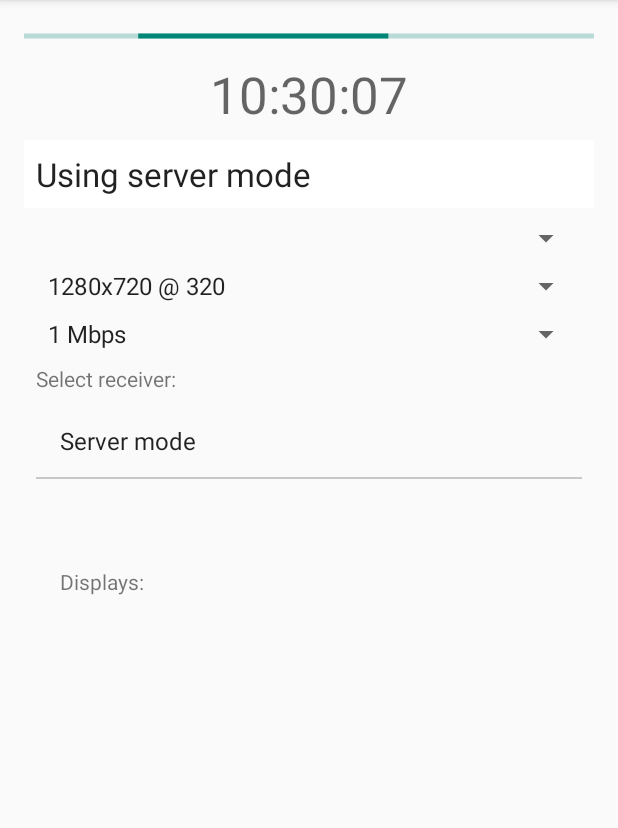
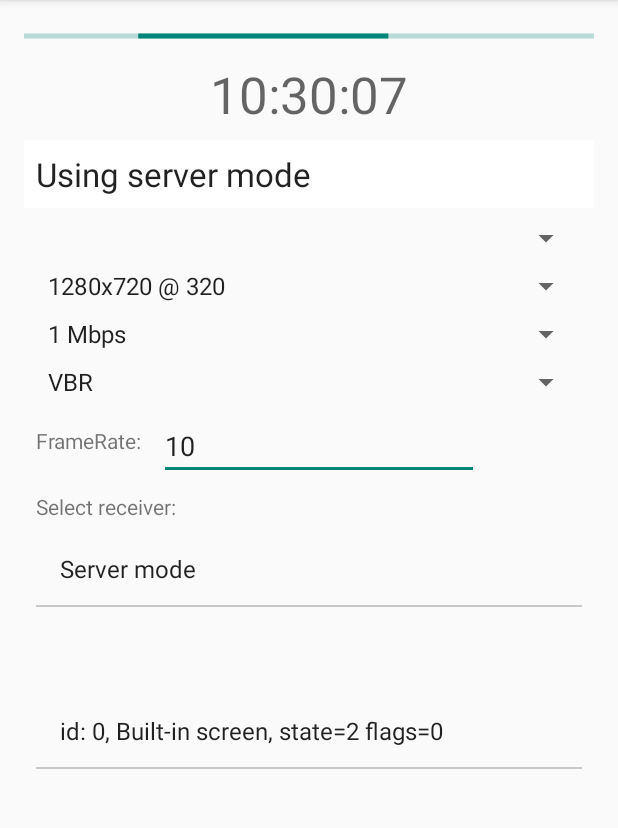
Before and after one commit to boomfly/CastScreen_sender_android, an Android app: the screen it shows after launch (MainActivity), on a phone screen of 412 x 824 dp, the part 84-912 px from its top. Run offline under Robolectric (Android 15) with nearby library versions, the phone set to English and light mode, and no system bars.

Commit message:
implemented and fixed new options: framerate, bitrate_mode

```diff
--- a/app/src/main/java/android/renesas/castscreendemo/MainActivity.java
+++ b/app/src/main/java/android/renesas/castscreendemo/MainActivity.java
@@ -22,6 +22,7 @@ import android.content.Context;
 import android.content.Intent;
 import android.content.ServiceConnection;
 import android.hardware.display.DisplayManager;
+import android.media.MediaCodecInfo;
 import android.media.projection.MediaProjectionManager;
 import android.os.AsyncTask;
 import android.os.Bundle;
@@ -37,6 +38,7 @@ import android.view.MenuItem;
 import android.view.View;
 import android.widget.AdapterView;
 import android.widget.ArrayAdapter;
+import android.widget.EditText;
 import android.widget.ListView;
 import android.widget.Spinner;
 import android.widget.TextView;
@@ -54,6 +56,7 @@ import java.util.ArrayList;
 import java.util.Arrays;
 import java.util.HashMap;
 
+import static android.renesas.castscreendemo.Config.DEFAULT_VIDEO_FRAMERATE;
 import static android.renesas.castscreendemo.Config.EXTRA_RECEIVER_IP;
 import static android.renesas.castscreendemo.Config.VIRTUAL_DISPLAY_TYPE_PRESENTATION;
 import static android.renesas.castscreendemo.Config.VIRTUAL_DISPLAY_TYPE_SCREENCAST;
@@ -68,7 +71,8 @@ public class MainActivity extends Activity implements DisplayManager.DisplayList
     private static final String PREF_KEY_RECEIVER = "receiver";
     private static final String PREF_KEY_RESOLUTION = "resolution";
     private static final String PREF_KEY_BITRATE = "bitrate";
-    private static final String PREF_KEY_DISPLAY_MODE = "display_mode";
+    private static final String PREF_KEY_BITRATE_MODE = "bitrate_mode";
+    private static final String PREF_KEY_FRAME_RATE = "frame_rate";
 
 
     private static final int[][] RESOLUTION_OPTIONS = {
@@ -82,6 +86,11 @@ public class MainActivity extends Activity implements DisplayManager.DisplayList
             4096000, // 4 Mbps
             2048000, // 2 Mbps
             1024000 // 1 Mbps
+    };
+
+    private static final int[] BITRATE_MODE_OPTIONS = {
+            MediaCodecInfo.EncoderCapabilities.BITRATE_MODE_VBR,
+            MediaCodecInfo.EncoderCapabilities.BITRATE_MODE_CBR
     };
 
     private static final int[] DISPLAY_MODE_OPTIONS = {
@@ -109,7 +118,9 @@ public class MainActivity extends Activity implements DisplayManager.DisplayList
     private int mSelectedHeight = RESOLUTION_OPTIONS[0][1];
     private int mSelectedDpi = RESOLUTION_OPTIONS[0][2];
     private int mSelectedBitrate = BITRATE_OPTIONS[0];
-    private int mSelectedDisplayMode = DISPLAY_MODE_OPTIONS[0];
+    private int mSelectedBitrateMode = BITRATE_MODE_OPTIONS[0];
+    private int mSelectedFrameRate = DEFAULT_VIDEO_FRAMERATE;
+
     private String mSelectedEncoderName;
     private String mReceiverIp = "";
     private DiscoveryTask mDiscoveryTask;
@@ -122,6 +133,7 @@ public class MainActivity extends Activity implements DisplayManager.DisplayList
     private ListView mDisplayListView;
     private ArrayAdapter<String> mDisplayAdapter;
     private TextView textStopwatch;
+    private EditText mFrameRateEditText;
 
     @Override
     public void onDisplayAdded(int i) {
@@ -230,21 +242,9 @@ public class MainActivity extends Activity implements DisplayManager.DisplayList
 
 
         mReceiverTextView = (TextView) findViewById(R.id.receiver_textview);
-        /*final Button selectButton = (Button) findViewById(R.id.select_button);
-        selectButton.setOnClickListener(new View.OnClickListener() {
-            @Override
-            public void onClick(View view) {
-                if (packageNameEditText.getText().length() > 0) {
-                    mReceiverIp = packageNameEditText.getText().toString();
-                    Log.d(TAG, "Using ip: " + mReceiverIp);
-                    updateReceiverStatus();
-                    mContext.getSharedPreferences(PREF_COMMON, 0).edit().putString(PREF_KEY_PACKAGE_NAME, mReceiverIp).apply();
-                    mContext.getSharedPreferences(PREF_COMMON, 0).edit().putString(PREF_KEY_RECEIVER, mReceiverIp).apply();
-                }
-            }
-        });*/
-
         setupEncoderSpinner();
+        setupBitrateModeSpinner();
+        setupDefaultFramerate();
 
         Spinner resolutionSpinner = (Spinner) findViewById(R.id.resolution_spinner);
         ArrayAdapter<CharSequence> resolutionAdapter = ArrayAdapter.createFromResource(this,
@@ -262,9 +262,9 @@ public class MainActivity extends Activity implements DisplayManager.DisplayList
 
             @Override
             public void onNothingSelected(AdapterView<?> adapterView) {
-                mSelectedWidth = RESOLUTION_OPTIONS[0][0];
-                mSelectedHeight = RESOLUTION_OPTIONS[0][1];
-                mSelectedDpi = RESOLUTION_OPTIONS[0][2];
+                mSelectedWidth = RESOLUTION_OPTIONS[1][0];
+                mSelectedHeight = RESOLUTION_OPTIONS[1][1];
+                mSelectedDpi = RESOLUTION_OPTIONS[1][2];
                 mContext.getSharedPreferences(PREF_COMMON, 0).edit().putInt(PREF_KEY_RESOLUTION, 1).apply();
             }
         });
@@ -289,7 +289,6 @@ public class MainActivity extends Activity implements DisplayManager.DisplayList
             }
         });
         bitrateSpinner.setSelection(mContext.getSharedPreferences(PREF_COMMON, 0).getInt(PREF_KEY_BITRATE, 3));
-        setupDisplayModeSpinner();
         textStopwatch=(TextView) findViewById(R.id.text_stopwatch);
 
         if(getIntent()!=null && getIntent().getStringExtra(EXTRA_RECEIVER_IP)!=null){
@@ -303,6 +302,33 @@ public class MainActivity extends Activity implements DisplayManager.DisplayList
 
     }
 
+    private void setupBitrateModeSpinner(){
+        Spinner bitrateModeSpinner = (Spinner) findViewById(R.id.bitrate_mode_spinner);
+        ArrayAdapter<CharSequence> bitrateAdapter = ArrayAdapter.createFromResource(this,
+                R.array.bitrate_mode_options, android.R.layout.simple_spinner_item);
+        bitrateAdapter.setDropDownViewResource(android.R.layout.simple_spinner_dropdown_item);
+        bitrateModeSpinner.setAdapter(bitrateAdapter);
+        bitrateModeSpinner.setOnItemSelectedListener(new AdapterView.OnItemSelectedListener() {
+            @Override
+            public void onItemSelected(AdapterView<?> adapterView, View view, int i, long l) {
+                mSelectedBitrateMode = BITRATE_MODE_OPTIONS[i];
+                mContext.getSharedPreferences(PREF_COMMON, 0).edit().putInt(PREF_KEY_BITRATE_MODE, i).apply();
+            }
+
+            @Override
+            public void onNothingSelected(AdapterView<?> adapterView) {
+                mSelectedBitrateMode = BITRATE_MODE_OPTIONS[0];
+                mContext.getSharedPreferences(PREF_COMMON, 0).edit().putInt(PREF_KEY_BITRATE_MODE, 0).apply();
+            }
+        });
+        bitrateModeSpinner.setSelection(mContext.getSharedPreferences(PREF_COMMON, 0).getInt(PREF_KEY_BITRATE_MODE, 0));
+    }
+    private void setupDefaultFramerate(){
+        mFrameRateEditText=findViewById(R.id.frame_rate_edit_text);
+        int defVal = mContext.getSharedPreferences(PREF_COMMON, 0).getInt(PREF_KEY_FRAME_RATE, DEFAULT_VIDEO_FRAMERATE);
+        mFrameRateEditText.setText(String.valueOf(defVal));
+    }
+
     @Override
     protected void onNewIntent(Intent intent) {
         super.onNewIntent(intent);
@@ -314,31 +340,8 @@ public class MainActivity extends Activity implements DisplayManager.DisplayList
         }
     }
 
-    private void setupDisplayModeSpinner(){
-        Spinner displayMode = (Spinner) findViewById(R.id.display_mode_spinner);
-        ArrayAdapter<CharSequence> bitrateAdapter = ArrayAdapter.createFromResource(this,
-                R.array.display_mode_options, android.R.layout.simple_spinner_item);
-        bitrateAdapter.setDropDownViewResource(android.R.layout.simple_spinner_dropdown_item);
-        displayMode.setAdapter(bitrateAdapter);
-        displayMode.setOnItemSelectedListener(new AdapterView.OnItemSelectedListener() {
-            @Override
-            public void onItemSelected(AdapterView<?> adapterView, View view, int i, long l) {
-                mSelectedDisplayMode = DISPLAY_MODE_OPTIONS[i];
-                mContext.getSharedPreferences(PREF_COMMON, 0).edit().putInt(PREF_KEY_DISPLAY_MODE, i).apply();
-            }
-
-            @Override
-            public void onNothingSelected(AdapterView<?> adapterView) {
-                mSelectedDisplayMode = DISPLAY_MODE_OPTIONS[0];
-                mContext.getSharedPreferences(PREF_COMMON, 0).edit().putInt(PREF_KEY_BITRATE, 0).apply();
-            }
-        });
-        //displayMode.setSelection(mContext.getSharedPreferences(PREF_COMMON, 0).getInt(PREF_KEY_DISPLAY_MODE, 0));
-        displayMode.setSelection(1);
-    }
     private void setupEncoderSpinner(){
         Spinner encoderSpinner = (Spinner) findViewById(R.id.encoder_spinner);
-
         mMatchingEncoders=Utils.getCodecs(mSelectedFormat);
         if(mMatchingEncoders==null || mMatchingEncoders.size()==0){
             Log.e(TAG, "No matching encoders found");
@@ -484,20 +487,6 @@ public class MainActivity extends Activity implements DisplayManager.DisplayList
             }
 
     }
-    public void getVirtualDisplayIntent(VDCallback callback){
-        this.callback=callback;
-        Log.d(TAG, "getVirtualDisplayIntent");
-        if (mResultCode != 0 && mResultData != null) {
-            Log.w(TAG, "intentMPReady"+callback);
-
-            callback.intentMPReady(mResultData, mResultCode);
-        } else {
-            Log.d(TAG, "Requesting confirmation");
-            startActivityForResult(
-                    mMediaProjectionManager.createScreenCaptureIntent(),
-                    REQUEST_VD_INTENT);
-        }
-    }
 
     private void stopScreenCapture() {
         if (mServiceMessenger == null) {
@@ -521,7 +510,10 @@ public class MainActivity extends Activity implements DisplayManager.DisplayList
             intent.putExtra(Config.EXTRA_SCREEN_HEIGHT, mSelectedHeight);
             intent.putExtra(Config.EXTRA_SCREEN_DPI, mSelectedDpi);
             intent.putExtra(Config.EXTRA_VIDEO_BITRATE, mSelectedBitrate);
-            intent.putExtra(Config.EXTRA_VIRTUAL_DISPLAY_TYPE, mSelectedDisplayMode);
+            intent.putExtra(Config.EXTRA_VIDEO_BITRATE_MODE, mSelectedBitrateMode);
+            int frameRate = Integer.parseInt(mFrameRateEditText.getText().toString());
+            mContext.getSharedPreferences(PREF_COMMON, 0).edit().putInt(PREF_KEY_FRAME_RATE, frameRate).apply();
+            intent.putExtra(Config.EXTRA_VIDEO_FRAMERATE, frameRate);
             intent.putExtra(Config.EXTRA_VIDEO_ENCODER_NAME, mSelectedEncoderName);
 
 
--- a/app/src/main/res/layout/activity_cast.xml
+++ b/app/src/main/res/layout/activity_cast.xml
@@ -80,56 +80,64 @@
         android:layout_width="0dp"
         android:layout_height="wrap_content"
         android:layout_margin="8dp"
+        android:layout_marginLeft="8dp"
+        android:layout_marginRight="8dp"
         android:layout_marginTop="8dp"
-        app:layout_constraintTop_toBottomOf="@+id/resolution_spinner"
-        android:layout_marginLeft="8dp"
         app:layout_constraintLeft_toLeftOf="parent"
-        android:layout_marginRight="8dp"
         app:layout_constraintRight_toRightOf="parent"
-        android:layout_marginStart="8dp"
-        android:layout_marginEnd="8dp" />
+        app:layout_constraintTop_toBottomOf="@+id/resolution_spinner" />
 
     <Spinner
-        android:id="@+id/display_mode_spinner"
-        style="@style/Platform.Widget.AppCompat.Spinner"
+        android:id="@+id/bitrate_mode_spinner"
         android:layout_width="0dp"
         android:layout_height="wrap_content"
         android:layout_margin="8dp"
-        android:visibility="gone"
+        android:layout_marginLeft="8dp"
+        android:layout_marginRight="8dp"
+        android:layout_marginTop="8dp"
         app:layout_constraintLeft_toLeftOf="parent"
+        app:layout_constraintRight_toRightOf="parent"
         app:layout_constraintTop_toBottomOf="@+id/bitrate_spinner" />
+
+    <TextView
+        android:id="@+id/textViewFps"
+        android:layout_width="wrap_content"
+        android:layout_height="wrap_content"
+        android:layout_margin="8dp"
+        android:layout_marginBottom="8dp"
+        android:text="FrameRate: "
+        app:layout_constraintBottom_toBottomOf="@+id/frame_rate_edit_text"
+        app:layout_constraintLeft_toLeftOf="parent"
+        app:layout_constraintTop_toBottomOf="@+id/bitrate_mode_spinner" />
+
+    <EditText
+        android:id="@+id/frame_rate_edit_text"
+        android:layout_width="0dp"
+        android:layout_height="wrap_content"
+        android:layout_margin="8dp"
+        android:layout_marginStart="8dp"
+        android:ems="10"
+        android:hint="FrameRate"
+        android:inputType="number"
+        app:layout_constraintStart_toEndOf="@+id/textViewFps"
+        app:layout_constraintTop_toBottomOf="@+id/bitrate_mode_spinner" />
 
     <TextView
         android:id="@+id/textView"
         android:layout_width="wrap_content"
         android:layout_height="wrap_content"
-        android:layout_marginTop="8dp"
+        android:layout_margin="8dp"
         android:text="Select receiver:"
-        app:layout_constraintTop_toBottomOf="@+id/bitrate_spinner"
-        android:layout_marginLeft="8dp"
         app:layout_constraintLeft_toLeftOf="parent"
-        android:layout_marginStart="8dp" />
-
-    <TextView
-        android:id="@+id/textView2"
-        android:layout_width="wrap_content"
-        android:layout_height="wrap_content"
-        android:layout_marginLeft="24dp"
-        android:layout_marginStart="8dp"
-        android:layout_marginTop="8dp"
-        android:text="Displays:"
-        app:layout_constraintLeft_toLeftOf="parent"
-        app:layout_constraintTop_toBottomOf="@+id/discover_listview" />
+        app:layout_constraintTop_toBottomOf="@+id/frame_rate_edit_text" />
 
     <ListView
         android:id="@+id/discover_listview"
         android:layout_width="0dp"
         android:layout_height="100dp"
         android:layout_margin="8dp"
-        android:layout_marginEnd="8dp"
         android:layout_marginLeft="8dp"
         android:layout_marginRight="8dp"
-        android:layout_marginStart="8dp"
         android:divider="@android:drawable/divider_horizontal_textfield"
         android:dividerHeight="1dp"
         android:footerDividersEnabled="false"
@@ -141,24 +149,16 @@
     <ListView
         android:id="@+id/display_listview"
         android:layout_width="0dp"
-        android:layout_height="0dp"
+        android:layout_height="100dp"
         android:layout_margin="8dp"
-        android:layout_marginBottom="8dp"
-        android:layout_marginEnd="8dp"
-        android:layout_marginLeft="8dp"
-        android:layout_marginRight="8dp"
-        android:layout_marginStart="8dp"
-        android:layout_marginTop="0dp"
-        android:layout_weight="1"
         android:divider="@android:drawable/divider_horizontal_textfield"
         android:dividerHeight="1dp"
         android:footerDividersEnabled="false"
         android:headerDividersEnabled="true"
-        app:layout_constraintBottom_toBottomOf="@+id/text_stopwatch"
-        app:layout_constraintHorizontal_bias="0.52"
+        app:layout_constraintHorizontal_bias="0.5"
         app:layout_constraintLeft_toLeftOf="parent"
         app:layout_constraintRight_toRightOf="parent"
-        app:layout_constraintTop_toBottomOf="@+id/textView2" />
+        app:layout_constraintTop_toBottomOf="@+id/discover_listview" />
 
 
 </android.support.constraint.ConstraintLayout>
--- a/app/src/main/res/values/strings.xml
+++ b/app/src/main/res/values/strings.xml
@@ -29,4 +29,10 @@
         <item>2 Mbps</item>
         <item>1 Mbps</item>
     </string-array>
+
+
+    <string-array name="bitrate_mode_options">
+        <item>VBR</item>
+        <item>CBR</item>
+    </string-array>
 </resources>
--- a/build.gradle
+++ b/build.gradle
@@ -3,9 +3,10 @@
 buildscript {
     repositories {
         jcenter()
+        google()
     }
     dependencies {
-        classpath 'com.android.tools.build:gradle:3.0.0'
+        classpath 'com.android.tools.build:gradle:3.0.1'
 
         // NOTE: Do not place your application dependencies here; they belong
         // in the individual module build.gradle files
@@ -15,5 +16,6 @@ buildscript {
 allprojects {
     repositories {
         jcenter()
+        google()
     }
 }
```
Also changed, not shown: app/src/main/java/android/renesas/castscreendemo/Config.java (+5 -4 lines), app/src/main/java/android/renesas/castscreendemo/MyCastService.java (+25 -13 lines), 2 other files.
